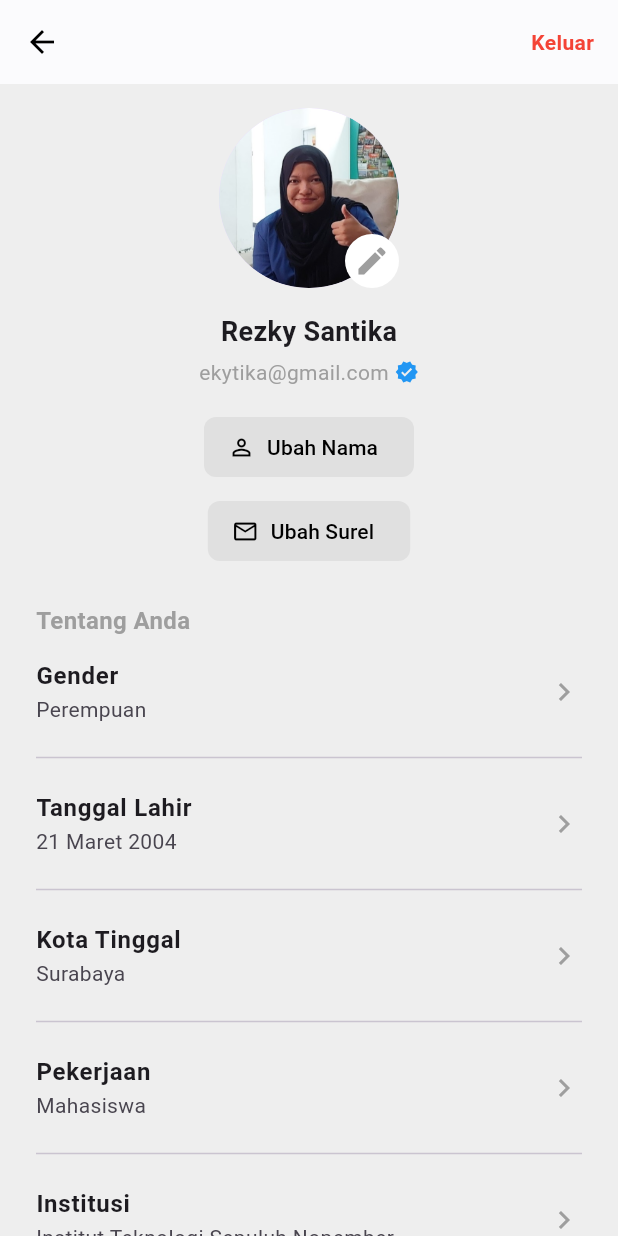
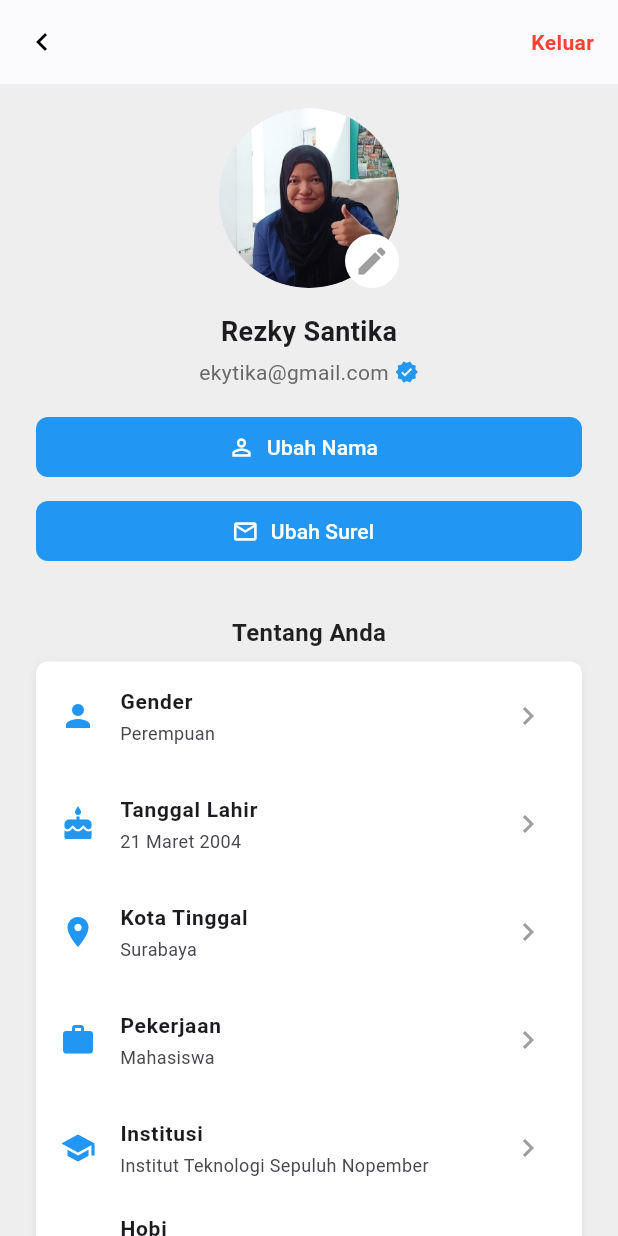
Before and after one commit to BeMySample/BeMySample_MobileFE, a Flutter app: the ProfilePage screen opened by its route, on a phone screen of 412 x 824 dp. Run offline on Flutter 3.47's test engine with Material 3 defaults, Android fonts, the phone set to English and light mode, and no system bars; our stand-ins replace flutter_colorpicker, image_picker; missing offline and left inert: iconify_flutter.

Commit message:
feat: add edit feature on profile

```diff
--- a/lib/pages/profile.dart
+++ b/lib/pages/profile.dart
@@ -1,7 +1,80 @@
 import 'package:flutter/material.dart';
 
-class ProfilePage extends StatelessWidget {
+class ProfilePage extends StatefulWidget {
   const ProfilePage({super.key});
+
+  @override
+  State<ProfilePage> createState() => _ProfilePageState();
+}
+
+class _ProfilePageState extends State<ProfilePage> {
+  // Status switch untuk bagian komunikasi
+  bool _infoTipsActive = true;
+  bool _newsletterActive = true;
+  final TextEditingController _nameController = TextEditingController();
+  final TextEditingController _emailController = TextEditingController();
+
+Future<void> _showEditDialog(String title, String hint, TextEditingController controller) {
+  return showDialog<void>(
+    context: context,
+    builder: (BuildContext context) {
+      return AlertDialog(
+        shape: RoundedRectangleBorder(
+          borderRadius: BorderRadius.circular(8),
+        ),
+        title: Row(
+          mainAxisAlignment: MainAxisAlignment.spaceBetween,
+          children: [
+            Text(title,
+                style: const TextStyle(
+                    color: Colors.blue, fontWeight: FontWeight.bold, fontSize: 22)),
+            GestureDetector(
+              onTap: () => Navigator.pop(context),
+              child: const Icon(Icons.close, color: Colors.black),
+            ),
+          ],
+        ),
+        content: Column(
+          mainAxisSize: MainAxisSize.min,
+          children: [
+            const Text(
+              'Pengubahan hanya dapat dilakukan sebulan sekali.',
+              style: TextStyle(color: Colors.grey, fontSize: 12),
+            ),
+            const SizedBox(height: 8),
+            TextField(
+              controller: controller,
+              decoration: InputDecoration(
+                hintText: hint,
+                border: const OutlineInputBorder(),
+              ),
+            ),
+          ],
+        ),
+        actions: [
+          SizedBox(
+            width: double.infinity,
+            child: ElevatedButton(
+              onPressed: () {
+                // Tambahkan logika penyimpanan jika diperlukan
+                Navigator.pop(context);
+              },
+              style: ElevatedButton.styleFrom(
+                backgroundColor: Colors.blue,
+                  shape: RoundedRectangleBorder(
+    borderRadius: BorderRadius.circular(4), // Tipiskan sudut di sini
+  ),
+              ),
+              child: const Text('Simpan',
+                  style: TextStyle(color: Colors.white)),
+            ),
+          ),
+        ],
+      );
+    },
+  );
+}
+
 
   @override
   Widget build(BuildContext context) {
@@ -11,14 +84,9 @@ class ProfilePage extends StatelessWidget {
         backgroundColor: Colors.white,
         elevation: 0.5,
         leading: IconButton(
-          icon: const Icon(Icons.arrow_back, color: Colors.black),
+          icon: const Icon(Icons.chevron_left, color: Colors.black),
           onPressed: () => Navigator.pop(context),
         ),
-        title: const Text(
-          '',
-          style: TextStyle(color: Colors.black),
-        ),
-        centerTitle: true,
         actions: const [
           Padding(
             padding: EdgeInsets.only(right: 16.0),
@@ -35,15 +103,17 @@ class ProfilePage extends StatelessWidget {
       ),
       body: SingleChildScrollView(
         child: Column(
+          crossAxisAlignment: CrossAxisAlignment.center,
           children: [
             const SizedBox(height: 16),
-            // Foto profil
+            // Foto Profil
             Center(
               child: Stack(
                 children: [
-                  CircleAvatar(
+                  const CircleAvatar(
                     radius: 60,
-                    backgroundImage: AssetImage('lib/assets/images/FotoEky.png'),
+                    backgroundImage:
+                        AssetImage('lib/assets/images/FotoEky.png'),
                   ),
                   Positioned(
                     bottom: 0,
@@ -58,7 +128,8 @@ class ProfilePage extends StatelessWidget {
               ),
             ),
             const SizedBox(height: 16),
-            // Nama dan email
+
+            // Nama dan Email
             const Text(
               'Rezky Santika',
               style: TextStyle(fontSize: 18, fontWeight: FontWeight.bold),
@@ -69,7 +140,7 @@ class ProfilePage extends StatelessWidget {
               children: [
                 Text(
                   'ekytika@gmail.com',
-                  style: TextStyle(color: Colors.grey),
+                  style: TextStyle(color: Color.fromARGB(255, 105, 105, 105)),
                 ),
                 SizedBox(width: 4),
                 Icon(Icons.verified, size: 16, color: Colors.blue),
@@ -77,37 +148,48 @@ class ProfilePage extends StatelessWidget {
             ),
             const SizedBox(height: 16),
 
-            // Tombol Ubah Nama dan Surel
+            // Tombol Ubah Nama & Ubah Surel
             Padding(
               padding: const EdgeInsets.symmetric(horizontal: 24.0),
               child: Column(
                 children: [
-                  ElevatedButton.icon(
-                    onPressed: () {},
+                  SizedBox(
+                    width: double.infinity,
+                    child: ElevatedButton.icon(
+                     onPressed: () => _showEditDialog(
+  'Ubah Nama', 'Masukkan Nama Anda', _nameController
+),
                       style: ElevatedButton.styleFrom(
-                      backgroundColor: Colors.grey[300],
+                        backgroundColor: Colors.blue,
                         elevation: 0,
                         shape: RoundedRectangleBorder(
                           borderRadius: BorderRadius.circular(8),
                         ),
                       ),
-                    icon: const Icon(Icons.person_outline, color: Colors.black),
+                      icon: const Icon(Icons.person_outline,
+                          color: Colors.white),
                       label: const Text('Ubah Nama',
-                        style: TextStyle(color: Colors.black)),
+                          style: TextStyle(color: Colors.white)),
+                    ),
                   ),
                   const SizedBox(height: 8),
-                  ElevatedButton.icon(
-                    onPressed: () {},
+                  SizedBox(
+                    width: double.infinity,
+                    child: ElevatedButton.icon(
+                      onPressed: () => _showEditDialog(
+  'Ubah Surel', 'Masukkan Surel Anda', _emailController
+),
                       style: ElevatedButton.styleFrom(
-                      backgroundColor: Colors.grey[300],
+                        backgroundColor: Colors.blue,
                         elevation: 0,
                         shape: RoundedRectangleBorder(
                           borderRadius: BorderRadius.circular(8),
                         ),
                       ),
-                    icon: const Icon(Icons.mail_outline, color: Colors.black),
+                      icon: const Icon(Icons.mail_outline, color: Colors.white),
                       label: const Text('Ubah Surel',
-                        style: TextStyle(color: Colors.black)),
+                          style: TextStyle(color: Colors.white)),
+                    ),
                   ),
                 ],
               ),
@@ -115,104 +197,140 @@ class ProfilePage extends StatelessWidget {
 
             const SizedBox(height: 24),
 
-            // Bagian "Tentang Anda"
-            _buildSectionHeader('Tentang Anda'),
-            _buildListTile('Gender', 'Perempuan'),
-            _buildListTile('Tanggal Lahir', '21 Maret 2004'),
-            _buildListTile('Kota Tinggal', 'Surabaya'),
-            _buildListTile('Pekerjaan', 'Mahasiswa'),
-            _buildListTile('Institusi', 'Institut Teknologi Sepuluh Nopember'),
-            _buildListTile(
-              'Hobi',
-              'Membaca, Traveling, Kerajinan, Musik, Film, Fotografi, '
-                  'Belanja, Berkebun, Komputer & Teknologi, Memancing',
+            // Bagian Tentang Anda
+            _buildSectionTitle('Tentang Anda'),
+            _buildSectionBox([
+              _buildIconListTile(Icons.person, 'Gender', 'Perempuan'),
+              _buildIconListTile(Icons.cake, 'Tanggal Lahir', '21 Maret 2004'),
+              _buildIconListTile(Icons.location_on, 'Kota Tinggal', 'Surabaya'),
+              _buildIconListTile(Icons.work, 'Pekerjaan', 'Mahasiswa'),
+              _buildIconListTile(Icons.school, 'Institusi',
+                  'Institut Teknologi Sepuluh Nopember'),
+              _buildIconListTile(Icons.sports_esports, 'Hobi',
+                  'Membaca, Traveling, Kerajinan, Musik, Film, Fotografi'),
+            ]),
+
+            const SizedBox(height: 16),
+
+            // Bagian Keamanan
+            _buildSectionTitle('Keamanan'),
+            _buildSectionBox([
+              _buildIconListTile(Icons.lock, 'Kata Sandi',
+                  'Terakhir diubah 1 Mei 2023'),
+              _buildIconListTile(
+                  Icons.security, 'Autentikasi', 'OTP'),
+              _buildIconListTile(Icons.devices, 'Perangkat',
+                  'Google Chrome di Windows\nGoogle Pixel 9XL'),
+            ]),
+
+            const SizedBox(height: 16),
+
+            // Bagian Komunikasi
+            _buildSectionTitle('Komunikasi'),
+            _buildSectionBox([
+              _buildSwitchTileWithIcon(
+                Icons.info_outline,
+                'Informasi umum, tips, dan pengenalan produk',
+                'Kiat menggunakan BeMySample',
+                _infoTipsActive,
+                (val) {
+                  setState(() {
+                    _infoTipsActive = val;
+                  });
+                },
               ),
+              _buildSwitchTileWithIcon(
+                Icons.mail_outline,
+                'Newsletter dan promosi',
+                'Jadilah yang pertama mendapatkan penawaran terbaik',
+                _newsletterActive,
+                (val) {
+                  setState(() {
+                    _newsletterActive = val;
+                  });
+                },
+              ),
+            ]),
 
             const SizedBox(height: 24),
-
-            // Bagian "Keamanan"
-            _buildSectionHeader('Keamanan'),
-            _buildListTile('Kata Sandi', 'Terakhir diubah 1 Mei 2023'),
-            _buildListTile('Autentikasi', 'OTP'),
-            _buildListTile('Perangkat', 'Google Chrome di Windows, Google Pixel 9XL'),
-
-            const SizedBox(height: 24),
-
-            // Bagian "Komunikasi"
-            _buildSectionHeader('Komunikasi'),
-            _buildSwitchTile(
-              'Informasi umum, tips, dan pengenalan produk',
-              'Kiat menggunakan BeMySample',
-              true,
-            ),
-            _buildSwitchTile(
-              'Newsletter dan promosi',
-              'Jadilah yang pertama mendapatkan penawaran terbaik',
-              true,
-            ),
           ],
         ),
       ),
     );
   }
+  // Widget Judul Section (tengah dan biru)
+  Widget _buildSectionTitle(String title) {
+    return Padding(
+      padding: const EdgeInsets.symmetric(vertical: 8.0),
+      child: Center(
+        child: Text(
+          title,
+          style: const TextStyle(
+            color: Colors.black87,
+            fontSize: 16,
+            fontWeight: FontWeight.bold,
+          ),
+        ),
+      ),
+    );
+  }
 
-  // Widget header
-  Widget _buildSectionHeader(String title) {
+  // Widget Section Box
+  Widget _buildSectionBox(List<Widget> children) {
     return Padding(
       padding: const EdgeInsets.symmetric(horizontal: 24.0),
-      child: Row(
+      child: Container(
+        decoration: BoxDecoration(
+          color: Colors.white,
+          borderRadius: BorderRadius.circular(8),
+          boxShadow: [
+            BoxShadow(
+              color: Colors.grey.withOpacity(0.2),
+              blurRadius: 4,
+              offset: const Offset(0, 2),
+            ),
+          ],
+        ),
+        child: Column(
+          children: children,
+        ),
+      ),
+    );
+  }
+
+  // Widget ListTile dengan Icon
+  Widget _buildIconListTile(IconData icon, String title, String subtitle) {
+    return ListTile(
+      leading: Icon(icon, color: Colors.blue),
+      title: Text(title,
+          style: const TextStyle(fontWeight: FontWeight.bold, fontSize: 14)),
+      subtitle: Text(subtitle, style: const TextStyle(fontSize: 12)),
+      trailing: const Icon(Icons.chevron_right, color: Colors.grey),
+    );
+  }
+
+  // Widget SwitchTile dengan Icon
+  Widget _buildSwitchTileWithIcon(IconData icon, String title, String subtitle,
+      bool value, ValueChanged<bool> onChanged) {
+    return SwitchListTile(
+      value: value,
+      onChanged: onChanged,
+      title: Row(
         children: [
-          Text(
+          Icon(icon, color: Colors.blue),
+          const SizedBox(width: 8),
+          Expanded(
+            child: Text(
               title,
               style: const TextStyle(
-              fontSize: 16,
                 fontWeight: FontWeight.bold,
-              color: Colors.grey,
+                fontSize: 14,
+              ),
             ),
           ),
         ],
       ),
-    );
-  }
-
-  // Widget list tile
-  Widget _buildListTile(String title, String subtitle) {
-    return Padding(
-      padding: const EdgeInsets.symmetric(horizontal: 24.0),
-      child: Column(
-        children: [
-          ListTile(
-            contentPadding: const EdgeInsets.all(0),
-            title: Text(title,
-                style: const TextStyle(fontWeight: FontWeight.bold)),
-            subtitle: Text(subtitle),
-            trailing: const Icon(Icons.chevron_right, color: Colors.grey),
-          ),
-          const Divider(),
-        ],
-      ),
-    );
-  }
-
-  // Widget switch tile
-  Widget _buildSwitchTile(String title, String subtitle, bool value) {
-    return Padding(
-      padding: const EdgeInsets.symmetric(horizontal: 24.0),
-      child: Column(
-        children: [
-          SwitchListTile(
-            contentPadding: const EdgeInsets.all(0),
-            value: value,
-            onChanged: (val) {},
-            title: Text(
-              title,
-              style: const TextStyle(fontWeight: FontWeight.bold),
-            ),
-            subtitle: Text(subtitle),
-          ),
-          const Divider(),
-        ],
-      ),
+      subtitle: Text(subtitle, style: const TextStyle(fontSize: 12)),
     );
   }
 }
```
Lines whose indentation alone changed are shown as unchanged.
